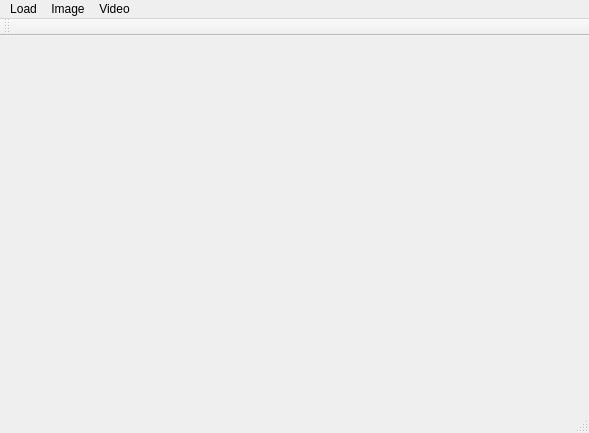
First picture: the form in LFR-ReaderQT/mainwindow.ui, repository cpetry/Lightfield-Reader, before the edit.
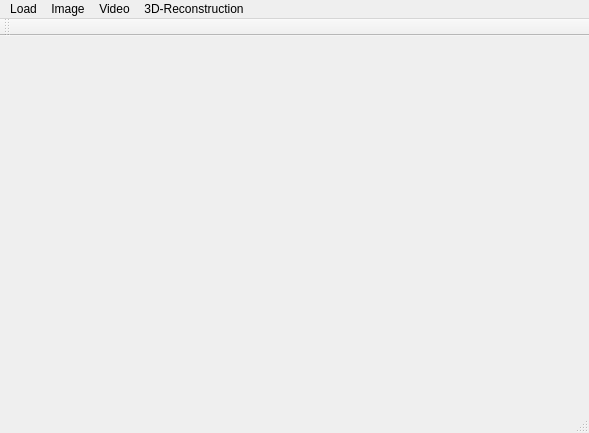
Second picture: the form after the edit.

Commit message: added mesh reconstruction

The edit to the form file:
```diff
--- a/LFR-ReaderQT/mainwindow.ui
+++ b/LFR-ReaderQT/mainwindow.ui
@@ -43,10 +43,19 @@
      <string>Image</string>
     </property>
     <addaction name="actionLFImage"/>
+    <addaction name="actionConvert_Images"/>
+   </widget>
+   <widget class="QMenu" name="menu3D_Reconstruction">
+    <property name="title">
+     <string>3D-Reconstruction</string>
+    </property>
+    <addaction name="actionCreate_3DScene"/>
+    <addaction name="actionGenerate_DepthMap"/>
    </widget>
    <addaction name="menuLoad"/>
    <addaction name="menuImage"/>
    <addaction name="menuVideo"/>
+   <addaction name="menu3D_Reconstruction"/>
   </widget>
   <widget class="QToolBar" name="mainToolBar">
    <attribute name="toolBarArea">
```
Left out of the diff: 15 changed lines with no effect on the pictures. The commit also changes 5 other files.
